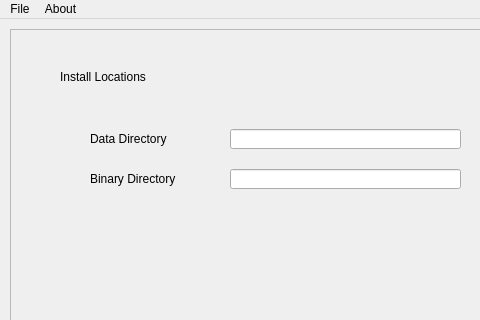
Above: installer/installer.ui from Bruh-Jpg/paintown before the change; both pictures show x 0 to 480 and y 0 to 320 of the 662 by 475 pixel window. Below: the same form after it.
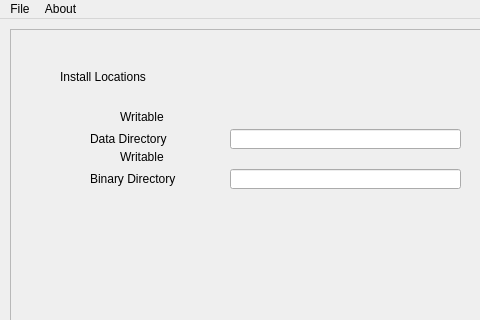
That is the form after the change. The open tabs and pages were chosen to show the change.

Commit message: Check user permissions on install directories, preventing user to continue install until permissions are correct.

Patch:
```diff
--- a/installer/installer.ui
+++ b/installer/installer.ui
@@ -202,6 +202,32 @@
         <string>Binary Directory</string>
        </property>
       </widget>
+      <widget class="QLabel" name="dataAccess">
+       <property name="geometry">
+        <rect>
+         <x>100</x>
+         <y>70</y>
+         <width>141</width>
+         <height>16</height>
+        </rect>
+       </property>
+       <property name="text">
+        <string>Writable</string>
+       </property>
+      </widget>
+      <widget class="QLabel" name="binAccess">
+       <property name="geometry">
+        <rect>
+         <x>100</x>
+         <y>110</y>
+         <width>141</width>
+         <height>16</height>
+        </rect>
+       </property>
+       <property name="text">
+        <string>Writable</string>
+       </property>
+      </widget>
      </widget>
      <widget class="QWidget" name="page_5">
       <widget class="QLabel" name="label_5">
```
Left out of the diff: 2 changed lines with no effect on the pictures. The commit also changes 1 other file.
